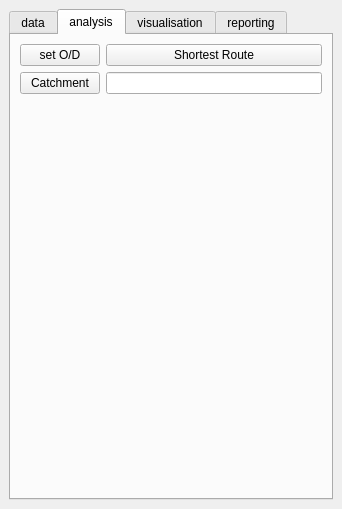
This is SpatialDecision/spatial_decision_dockwidget_base.ui in jorgegil/GEO1005 as Qt 5 draws it before an edit. The edited form follows.
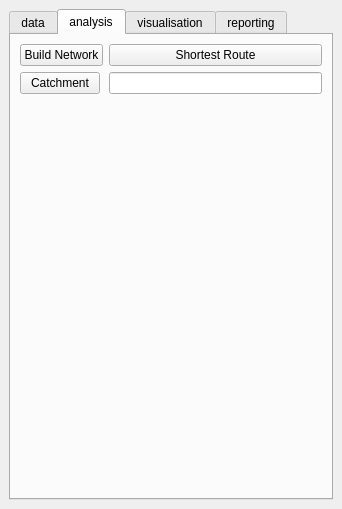
This is the edited form. The open tabs and pages were chosen to show the change.

Diff of the .ui file:
```diff
--- a/SpatialDecision/spatial_decision_dockwidget_base.ui
+++ b/SpatialDecision/spatial_decision_dockwidget_base.ui
@@ -84,7 +84,7 @@
         <item row="1" column="0">
          <widget class="QPushButton" name="setODButton">
           <property name="text">
-           <string>set O/D</string>
+           <string>Build Network</string>
           </property>
          </widget>
         </item>
```
Left out of the diff: 2 changed lines with no effect on the pictures.
